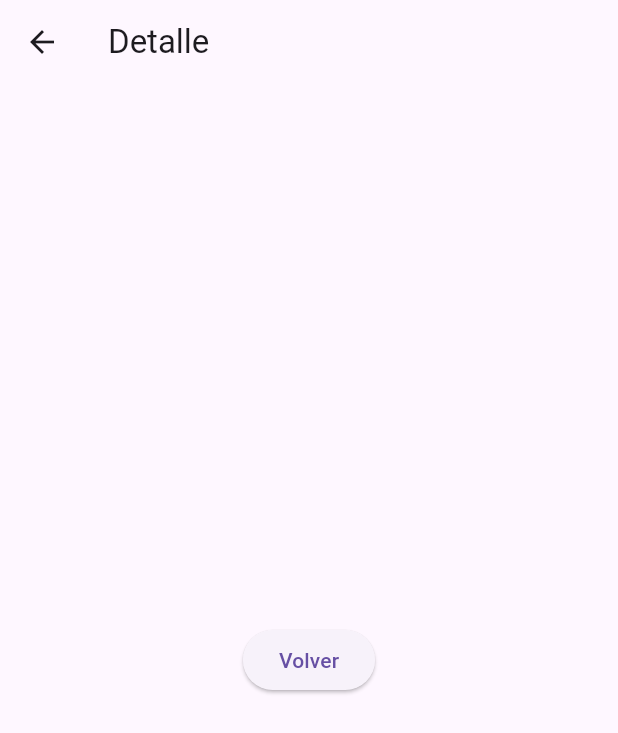
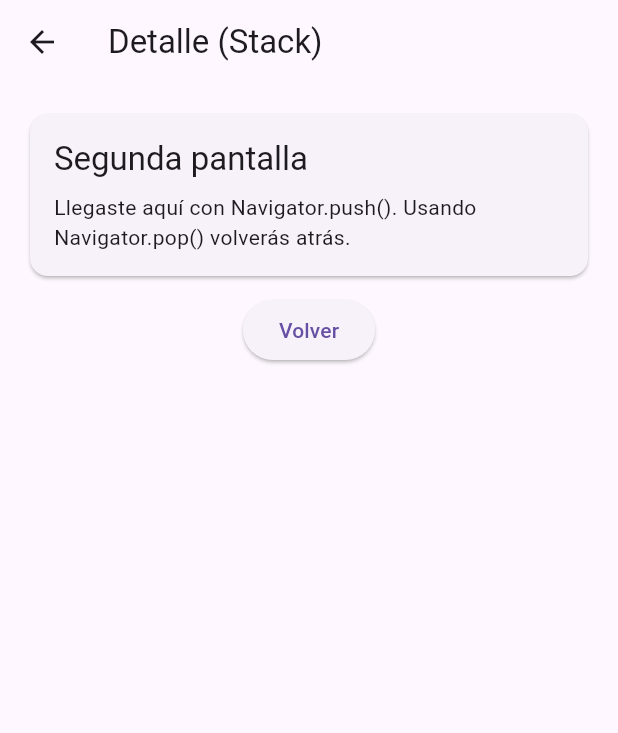
Before and after one commit to marcdevelopez/flutter-dart-labs, a Flutter app: the StackDetailScreen screen opened directly, on a phone screen of 412 x 824 dp. Shown: the top 733 px of the screen. Run offline on Flutter 3.47's test engine with Material 3 defaults, Android fonts, the light colour scheme and no system bars.

Commit message:
feat(mini-exercise-7-stack-navigation): implement basic educational stack navigation demo
- Add minimal main.dart focusing only on StackNavigationDemo

- Implement StackNavigationDemo with two screens (demo + detail)

- Add simple reusable InfoCard widget for educational explanations

- Fix UI layering issue by avoiding nested Scaffold structures

- Prepare project structure for upcoming animations and navigation features

```diff
--- a/mini_exercises/_7_navigation_in_flutter/lib/main.dart
+++ b/mini_exercises/_7_navigation_in_flutter/lib/main.dart
@@ -2,17 +2,15 @@ import 'package:flutter/material.dart';
 import 'screens/stack_navigation_demo.dart';
 
 void main() {
-  runApp(const StackNavigationTestApp());
+  runApp(const StackNavigationApp());
 }
 
-class StackNavigationTestApp extends StatelessWidget {
-  const StackNavigationTestApp({super.key});
+class StackNavigationApp extends StatelessWidget {
+  const StackNavigationApp({super.key});
 
   @override
   Widget build(BuildContext context) {
-    // De momento implementamos lo mínimo para que funcione la navegación
     return MaterialApp(
-      title: 'Stack Navigation Test',
       debugShowCheckedModeBanner: false,
       home: const StackNavigationDemo(),
     );
--- /dev/null
+++ b/mini_exercises/_7_navigation_in_flutter/lib/screens/stack_detail_screen.dart
@@ -0,0 +1,31 @@
+import 'package:flutter/material.dart';
+import '../widgets/info_card.dart';
+
+class StackDetailScreen extends StatelessWidget {
+  const StackDetailScreen({super.key});
+
+  @override
+  Widget build(BuildContext context) {
+    return Scaffold(
+      appBar: AppBar(title: const Text("Detalle (Stack)")),
+      body: ListView(
+        padding: const EdgeInsets.all(8),
+        children: [
+          const InfoCard(
+            title: 'Segunda pantalla',
+            description:
+                'Llegaste aquí con Navigator.push(). Usando Navigator.pop() volverás atrás.',
+          ),
+          Center(
+            child: ElevatedButton(
+              onPressed: () {
+                Navigator.pop(context);
+              },
+              child: const Text("Volver"),
+            ),
+          )
+        ],
+      ),
+    );
+  }
+}
--- a/mini_exercises/_7_navigation_in_flutter/lib/screens/stack_navigation_demo.dart
+++ b/mini_exercises/_7_navigation_in_flutter/lib/screens/stack_navigation_demo.dart
@@ -1,13 +1,27 @@
 import 'package:flutter/material.dart';
+import '../widgets/info_card.dart';
+import 'stack_detail_screen.dart';
 
 class StackNavigationDemo extends StatelessWidget {
   const StackNavigationDemo({super.key});
 
   @override
   Widget build(BuildContext context) {
-    return Scaffold(
-      appBar: AppBar(title: const Text('Stack Navigation Demo')),
-      body: Center(
+    return Scaffold( // este es el unico Scaffold permitido
+      appBar: AppBar(title: const Text("Stack Navigation")),
+      body: ListView(
+        padding: const EdgeInsets.all(8),
+        children: [
+          const InfoCard(
+            title: 'Stack Navigation',
+            description:
+                'Cada vez que navegas con Navigator.push(), una nueva pantalla se apila. '
+                'Navigator.pop() quita la pantalla superior.',
+          ),
+          InfoCard(
+            title: 'Demostración',
+            description:
+                'Pulsa para ver la segunda pantalla. Luego vuelve con pop().',
             child: ElevatedButton(
               onPressed: () {
                 Navigator.push(
@@ -15,28 +29,11 @@ class StackNavigationDemo extends StatelessWidget {
                   MaterialPageRoute(builder: (_) => const StackDetailScreen()),
                 );
               },
-          child: const Text('Ir a la pantalla de detalles'),
+              child: const Text('Abrir detalle'),
             ),
+          ),
+        ],
       ),
     );
   }
 }
-
-class StackDetailScreen extends StatelessWidget {
-  const StackDetailScreen({super.key});
-
-  @override
-  Widget build(BuildContext context) {
-    // De momento implementamos lo mínimo para que funcione la navegación
-    // Luego añadiré animación, InfoCards y estilo.
-    return Scaffold(
-      appBar: AppBar(title: const Text('Detalle')),
-      body: Center(
-        child: ElevatedButton(
-          onPressed: () => Navigator.pop(context),
-          child: const Text('Volver'),
-        ),
-      ),
-    );
-  }
-}
--- /dev/null
+++ b/mini_exercises/_7_navigation_in_flutter/lib/widgets/info_card.dart
@@ -0,0 +1,33 @@
+import 'package:flutter/material.dart';
+
+class InfoCard extends StatelessWidget {
+  final String title;
+  final String description;
+  final Widget? child;
+
+  const InfoCard({
+    super.key,
+    required this.title,
+    required this.description,
+    this.child,
+  });
+
+  @override
+  Widget build(BuildContext context) {
+    return Card(
+      margin: const EdgeInsets.all(12),
+      child: Padding(
+        padding: const EdgeInsets.all(16),
+        child: Column(
+          crossAxisAlignment: CrossAxisAlignment.start,
+          children: [
+            Text(title, style: Theme.of(context).textTheme.titleLarge),
+            const SizedBox(height: 8),
+            Text(description),
+            if (child != null) ...[const SizedBox(height: 12), child!],
+          ],
+        ),
+      ),
+    );
+  }
+}
```
Lines whose indentation alone changed are shown as unchanged.
